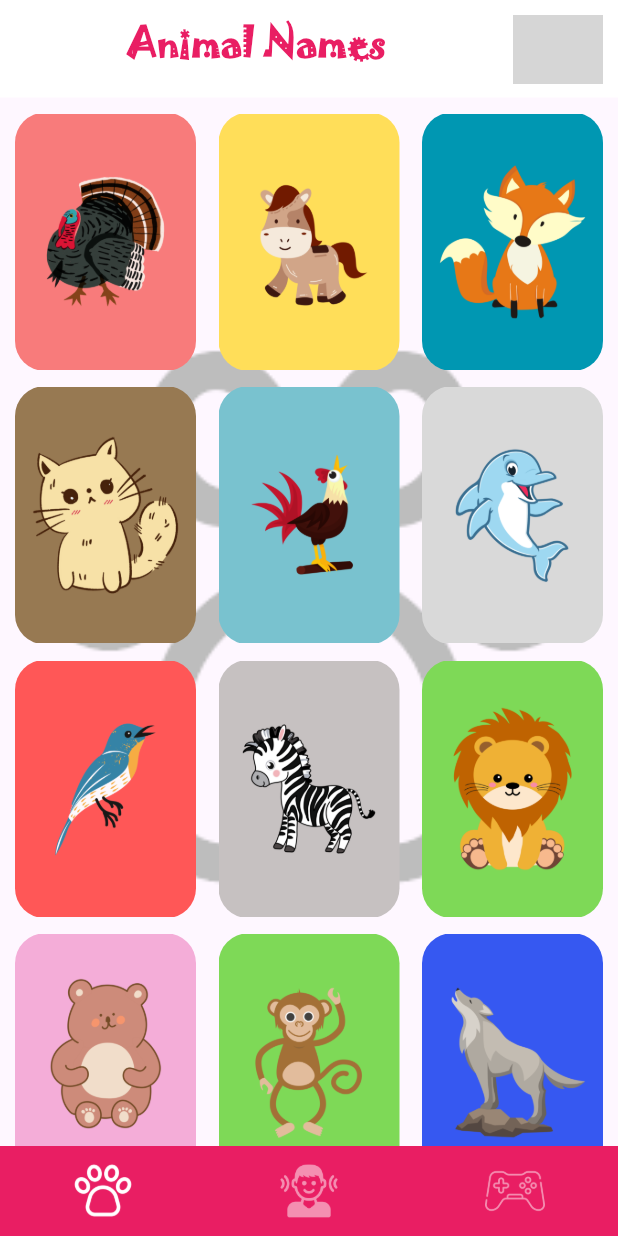
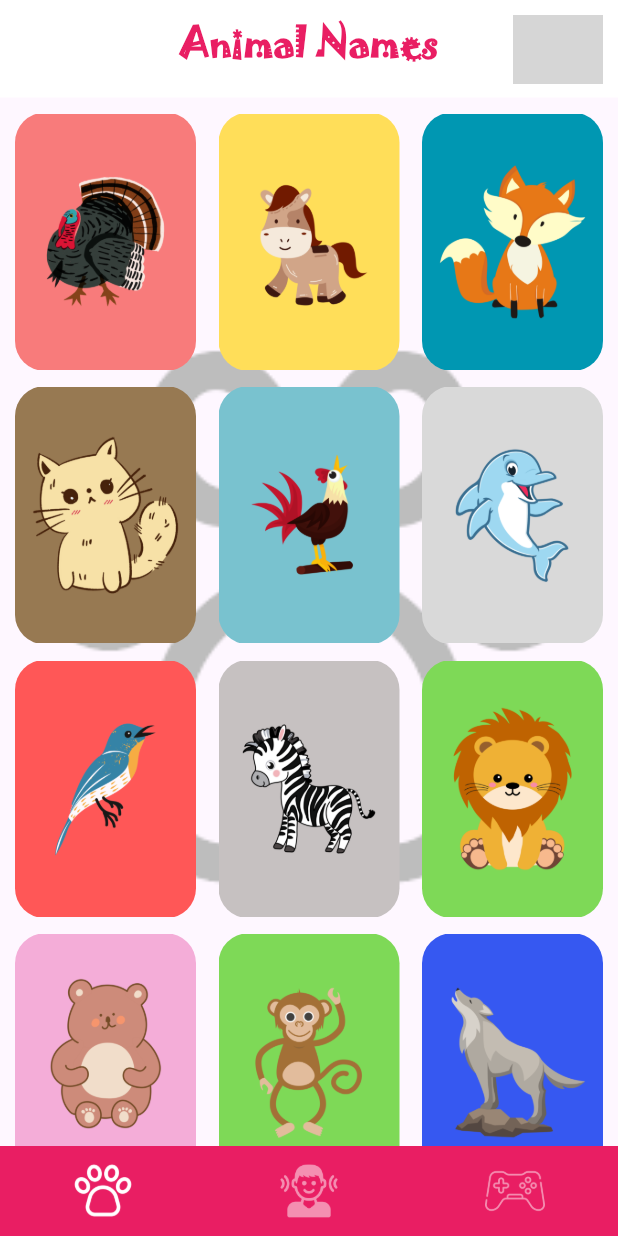
Before and after one commit to esatozkan/Zooventure, a Flutter app: the screen it shows after launch, on a phone screen of 412 x 824 dp. Run offline on Flutter 3.47's test engine with Material 3 defaults, Android fonts, the phone set to English and light mode, and no system bars; our stand-ins replace audioplayers, google_mobile_ads; network calls fail; grey boxes are pictures that could not be loaded.

Commit message:
responsive yapıldı

```diff
--- a/lib/main.dart
+++ b/lib/main.dart
@@ -1,5 +1,3 @@
-import 'dart:io';
-
 import 'package:flutter/material.dart';
 import 'package:google_mobile_ads/google_mobile_ads.dart';
 import 'package:provider/provider.dart';
@@ -41,27 +39,10 @@ class MyApp extends StatelessWidget {
   Widget build(BuildContext context) {
     generateAnimal();
     generateText();
-    print(Platform.localeName.split("_")[0]);
-    print("***************");
     return MaterialApp(
       debugShowCheckedModeBanner: false,
       title: 'Flutter Demo',
       theme: ThemeData(
-        // This is the theme of your application.
-        //
-        // TRY THIS: Try running your application with "flutter run". You'll see
-        // the application has a purple toolbar. Then, without quitting the app,
-        // try changing the seedColor in the colorScheme below to Colors.green
-        // and then invoke "hot reload" (save your changes or press the "hot
-        // reload" button in a Flutter-supported IDE, or press "r" if you used
-        // the command line to start the app).
-        //
-        // Notice that the counter didn't reset back to zero; the application
-        // state is not lost during the reload. To reset the state, use hot
-        // restart instead.
-        //
-        // This works for code too, not just values: Most code changes can be
-        // tested with just a hot reload.
         colorScheme: ColorScheme.fromSeed(seedColor: Colors.deepPurple),
         useMaterial3: true,
       ),
--- a/lib/ui/views/widgets/app_bar_widget.dart
+++ b/lib/ui/views/widgets/app_bar_widget.dart
@@ -15,6 +15,7 @@ class AppBarWidget extends StatelessWidget implements PreferredSizeWidget {
   Widget build(BuildContext context) {
     return AppBar(
       backgroundColor: Colors.white,
+      centerTitle: true,
       actions: [
         Padding(
           padding: const EdgeInsets.only(top: 10, right: 10),
@@ -32,8 +33,8 @@ class AppBarWidget extends StatelessWidget implements PreferredSizeWidget {
               },
               child: Image.asset(
                 "assets/zooventure_pro.gif",
-                height: 60,
-                width: 60,
+                height: MediaQuery.of(context).size.width < 800 ? 60 : 80,
+                width: MediaQuery.of(context).size.width < 800 ? 60 : 80,
                 fit: BoxFit.cover,
               ),
             ),
@@ -41,8 +42,7 @@ class AppBarWidget extends StatelessWidget implements PreferredSizeWidget {
         ),
       ],
       title: Consumer<PageChangeProvider>(
-        builder: (context, pageChangeProvider, _) => Center(
-          child: Text(
+        builder: (context, pageChangeProvider, _) => Text(
           pageChangeProvider.getPage == 0
               ? texts[0]
               : pageChangeProvider.getPage == 1
@@ -50,10 +50,9 @@ class AppBarWidget extends StatelessWidget implements PreferredSizeWidget {
                   : texts[2],
           style: TextStyle(
               color: bottomAppBarBgColor,
-                fontSize: 25,
+              fontSize: MediaQuery.of(context).size.width < 800 ? 25 : 40,
               fontWeight: FontWeight.w600,
               fontFamily: "fontFamily"),
-          ),
         ),
       ),
     );
--- a/lib/ui/views/widgets/bottom_nav_bar_widget.dart
+++ b/lib/ui/views/widgets/bottom_nav_bar_widget.dart
@@ -14,7 +14,7 @@ class BottomNavBar extends StatelessWidget {
         Provider.of<PageChangeProvider>(context);
     return Container(
       width: width,
-      height: 60,
+      height: MediaQuery.of(context).size.width < 800 ? 60 : 120,
       color: bottomAppBarBgColor,
       child: Row(
         mainAxisAlignment: MainAxisAlignment.spaceAround,
@@ -28,8 +28,8 @@ class BottomNavBar extends StatelessWidget {
               opacity: pageChangeProvider.getPage == 0 ? 1 : 0.5,
               child: Image.asset(
                 "assets/bottom_nav_bar/listening_animal_types_icon.png",
-                height: 40,
-                width: 40,
+                height: MediaQuery.of(context).size.width < 800 ? 40 : 70,
+                width: MediaQuery.of(context).size.width < 800 ? 40 : 70,
                 color: Colors.white,
                 fit: BoxFit.cover,
               ),
@@ -44,8 +44,8 @@ class BottomNavBar extends StatelessWidget {
               opacity: pageChangeProvider.getPage == 1 ? 1 : 0.5,
               child: Image.asset(
                 "assets/bottom_nav_bar/listening_animal_sounds_icon.png",
-                height: 40,
-                width: 40,
+                height: MediaQuery.of(context).size.width < 800 ? 40 : 70,
+                width: MediaQuery.of(context).size.width < 800 ? 40 : 70,
                 color: Colors.white,
                 fit: BoxFit.cover,
               ),
@@ -60,8 +60,8 @@ class BottomNavBar extends StatelessWidget {
               opacity: pageChangeProvider.getPage == 2 ? 1 : 0.5,
               child: Image.asset(
                 "assets/bottom_nav_bar/game_icon.png",
-                height: 40,
-                width: 40,
+                height: MediaQuery.of(context).size.width < 800 ? 40 : 70,
+                width: MediaQuery.of(context).size.width < 800 ? 40 : 70,
                 color: Colors.white,
                 fit: BoxFit.cover,
               ),
--- a/lib/ui/views/widgets/game_screen_widgets/game_icon_widget.dart
+++ b/lib/ui/views/widgets/game_screen_widgets/game_icon_widget.dart
@@ -37,8 +37,8 @@ class GameIconWidget extends StatelessWidget {
             borderRadius: BorderRadius.circular(30),
             child: Image.asset(
               icon,
-              height: 120,
-              width: 120,
+              height: MediaQuery.of(context).size.width < 800 ? 120 : 180,
+              width: MediaQuery.of(context).size.width < 800 ? 120 : 180,
               fit: BoxFit.cover,
             ),
           ),
@@ -48,7 +48,7 @@ class GameIconWidget extends StatelessWidget {
               text,
               style: TextStyle(
                 fontFamily: "fontFamily",
-                fontSize: 16,
+                fontSize: MediaQuery.of(context).size.width < 800 ? 16 : 22,
                 color: bottomAppBarBgColor,
               ),
             ),
--- a/lib/ui/views/widgets/listening_animal_widgets/grid_card_widget.dart
+++ b/lib/ui/views/widgets/listening_animal_widgets/grid_card_widget.dart
@@ -20,8 +20,8 @@ class GridCardWidget extends StatelessWidget {
         top: 10,
       ),
       child: GridView.builder(
-        gridDelegate: const SliverGridDelegateWithFixedCrossAxisCount(
-          crossAxisCount: 3,
+        gridDelegate: SliverGridDelegateWithFixedCrossAxisCount(
+          crossAxisCount: MediaQuery.of(context).size.width < 800 ? 3 : 4,
           crossAxisSpacing: 15,
           mainAxisSpacing: 10,
           childAspectRatio: .7,
```
Also changed, not shown: lib/ui/views/widgets/game_screen_widgets/question_game_widget.dart (+37 -13 lines). Lines whose indentation alone changed are shown as unchanged.
